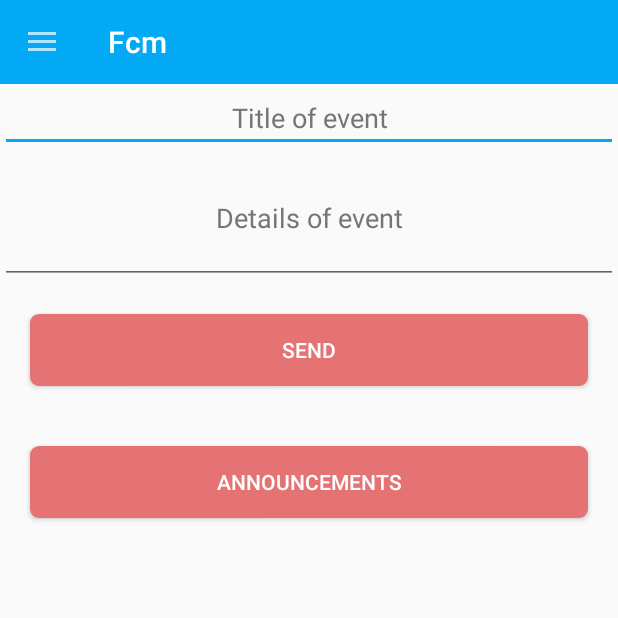
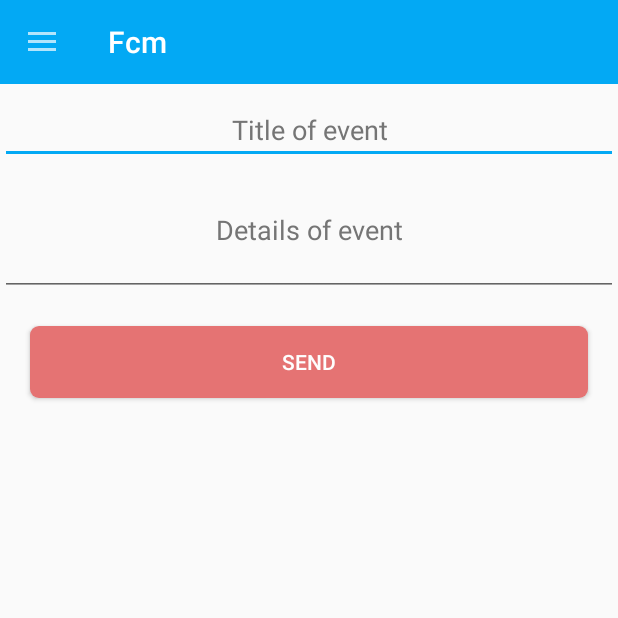
Before and after one commit to Staffone9/UpToSomethingNew, an Android app: the screen it shows after launch once a user with an empty profile is signed in (MainActivity), in the side drawer, after a tap on "Send Announcement", on a phone screen of 412 x 824 dp, the top half of it. Run offline under Robolectric (Android 15) with nearby library versions, the phone set to English and light mode, and no system bars; our stand-ins replace Firebase (no records; nobody signed in at launch, a user with empty details on screens opened directly); 2 statements that could not run were skipped.

Commit message:
layout changes

```diff
--- a/app/src/main/java/com/example/staffonechristian/fcm/MainActivity.java
+++ b/app/src/main/java/com/example/staffonechristian/fcm/MainActivity.java
@@ -51,7 +51,7 @@ public class MainActivity extends AppCompatActivity implements NavigationView.On
 
     EditText titleText;
     EditText DetailText;
-    Button sendButton,logOutButton;
+    Button sendButton;
     MyData myData;
     LatestDataModel latestDataModel;
     FirebaseAuth auth;
@@ -211,11 +211,6 @@ public class MainActivity extends AppCompatActivity implements NavigationView.On
         }
     }
 
-    public void OpenAnnouncement(View view) {
-        Intent myIntent = new Intent(MainActivity.this, Announcements.class);
-        startActivity(myIntent);
-    }
-
    /* public void LogoutMethod(View view) {
         auth.signOut();
     }*/
--- a/app/src/main/res/layout/activity_announcements.xml
+++ b/app/src/main/res/layout/activity_announcements.xml
@@ -20,7 +20,8 @@
             android:id="@+id/my_recycler_view"
             android:layout_width="match_parent"
             android:layout_height="match_parent"
-            android:scrollbars="vertical" />
+            android:scrollbars="vertical"
+            android:layout_marginTop="8dp"/>
     </LinearLayout>
 
     <android.support.design.widget.NavigationView
--- a/app/src/main/res/layout/activity_create_channel.xml
+++ b/app/src/main/res/layout/activity_create_channel.xml
@@ -21,6 +21,7 @@
             android:id="@+id/ChannelNameEditText"
             android:layout_width="match_parent"
             android:layout_height="wrap_content"
+            android:layout_marginTop="8dp"
             android:hint="Channel Name"
             android:textColorHint="@color/colorSecondaryText"
             android:textColor="@color/colorPrimaryText"
--- a/app/src/main/res/layout/activity_main.xml
+++ b/app/src/main/res/layout/activity_main.xml
@@ -20,6 +20,7 @@
             android:id="@+id/titleId"
             android:layout_width="match_parent"
             android:layout_height="wrap_content"
+            android:layout_marginTop="8dp"
             android:hint="Title of event"
             android:textColorHint="@color/colorSecondaryText"
             android:textColor="@color/colorPrimaryText"
@@ -52,18 +53,6 @@
             android:layout_gravity="center"
             android:gravity="center" />
 
-        <Button
-            android:id="@+id/btnRecycle"
-            android:layout_width="match_parent"
-            android:layout_height="wrap_content"
-            android:layout_below="@+id/SendId"
-            android:text="Announcements"
-            android:onClick="OpenAnnouncement"
-            android:layout_margin="20dp"
-            android:background="@drawable/btn_drawable"
-            android:textColor="@color/color_white"
-            android:layout_gravity="center"
-            android:gravity="center"/>
     </LinearLayout>
 
     <android.support.design.widget.NavigationView
```
